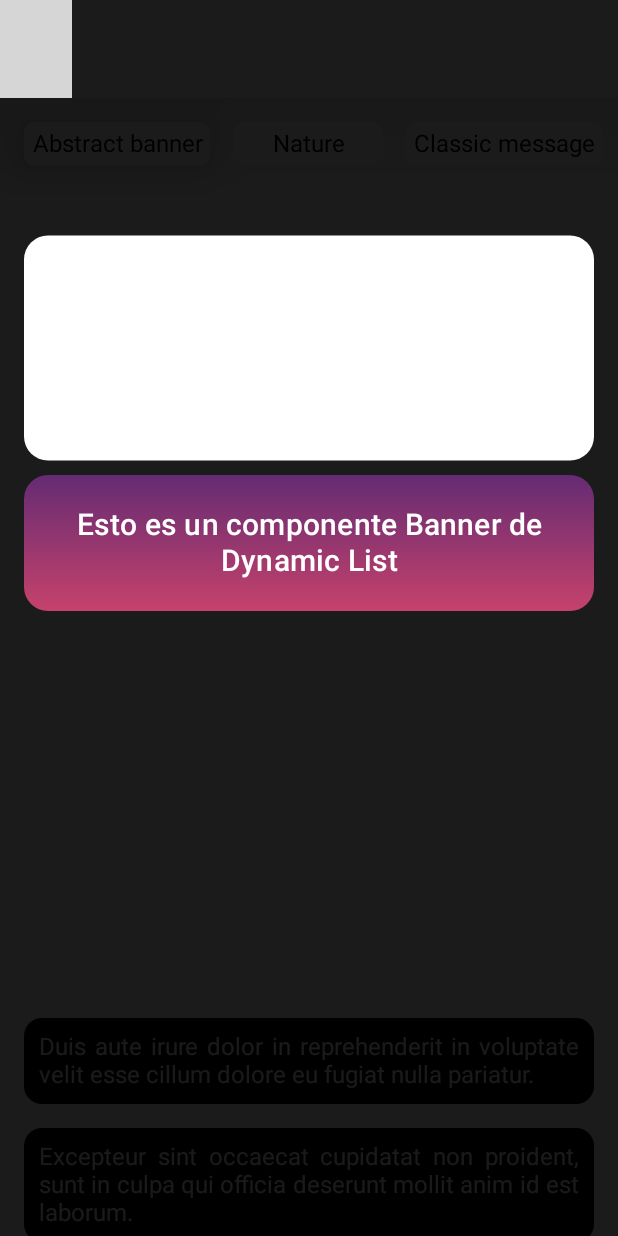
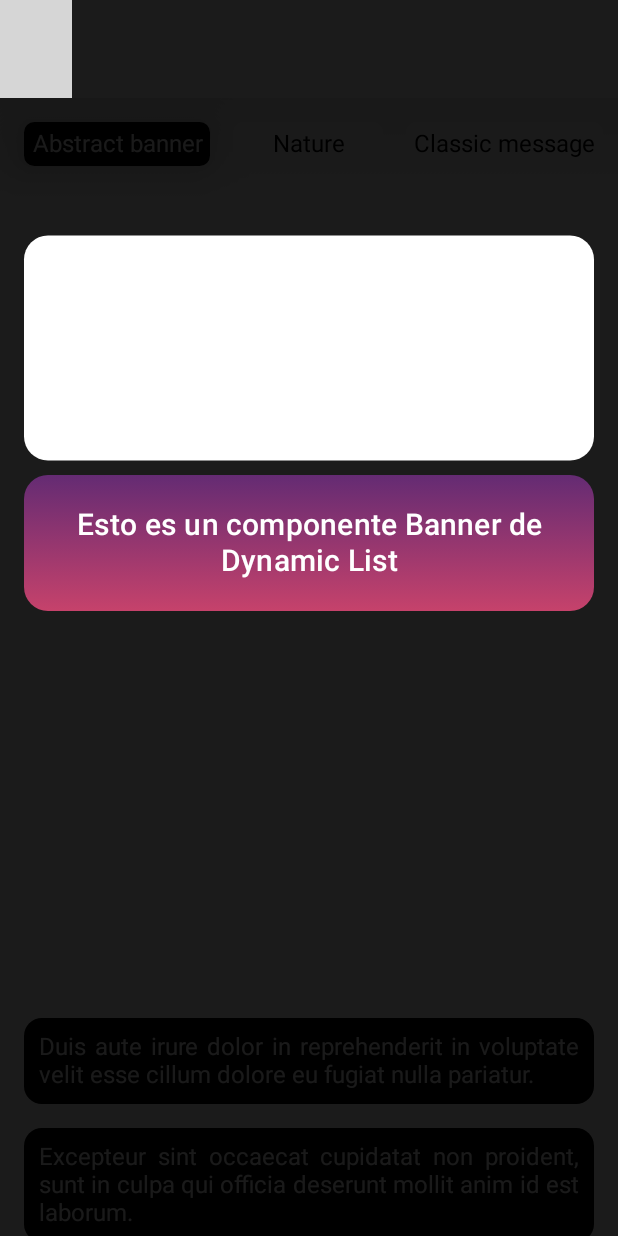
Before and after one commit to javierpe/ArtGallery, an Android app built with Jetpack Compose: the screen it shows after launch (MainActivity), on a phone screen of 412 x 824 dp. Run offline under Robolectric (Android 15) with nearby library versions, the phone set to English and light mode, and no system bars; our stand-ins replace Dagger/Hilt's generated code, Room's generated code, constraintlayout-compose, window size class; 1 statement that could not run was skipped; grey boxes are pictures that could not be loaded.

Commit message:
Animations

```diff
--- a/app/src/main/java/com/nucu/dynamiclistcompose/components/filters/FiltersComponentView.kt
+++ b/app/src/main/java/com/nucu/dynamiclistcompose/components/filters/FiltersComponentView.kt
@@ -1,5 +1,6 @@
 package com.nucu.dynamiclistcompose.components.filters
 
+import androidx.compose.animation.animateColorAsState
 import androidx.compose.animation.core.Spring
 import androidx.compose.animation.core.animateDpAsState
 import androidx.compose.animation.core.spring
@@ -102,11 +103,22 @@ fun FilterItemComponent(
         spring(stiffness = Spring.StiffnessLow)
     )
 
+    val colorAnimation: Color by animateColorAsState(
+        targetValue = if (isSelected) MaterialTheme.colors.secondary else MaterialTheme.colors.primary,
+        spring(stiffness = Spring.StiffnessLow)
+    )
+
+    val textColorAnimation: Color by animateColorAsState(
+        targetValue = if (isSelected) MaterialTheme.colors.primary else MaterialTheme.colors.secondary,
+        spring(stiffness = Spring.StiffnessLow)
+    )
+
     Card(
         shape = RoundedCornerShape(7.dp),
         elevation = elevationAnimation,
         modifier = Modifier
-            .defaultMinSize(minWidth = 100.dp)
+            .defaultMinSize(minWidth = 100.dp),
+        backgroundColor = colorAnimation
     ) {
         Text(
             text = text,
@@ -114,7 +126,7 @@ fun FilterItemComponent(
                 .clickable { onClick.invoke() }
                 .padding(5.dp)
                 .fillMaxWidth(),
-            color = MaterialTheme.colors.secondary,
+            color = textColorAnimation,
             textAlign = TextAlign.Center
         )
     }
```
